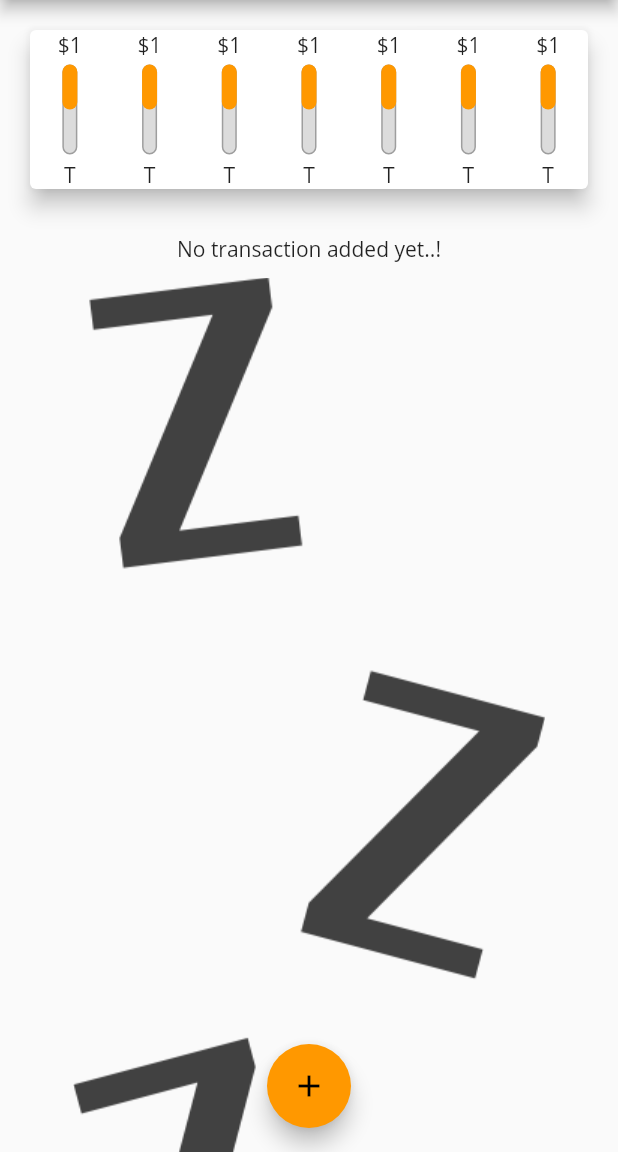
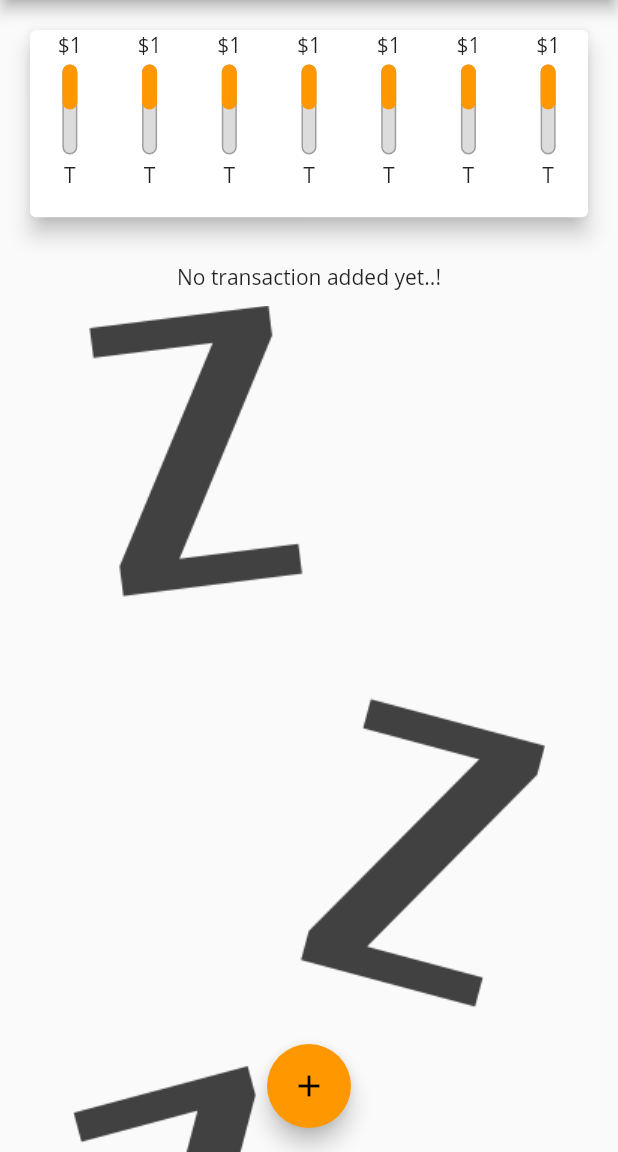
Before and after one commit to pravin5551/Personal-Expenses-App--Flutter, a Flutter app: the screen it shows after launch, on a phone screen of 412 x 824 dp, the part 84-1236 px from its top. Run offline on Flutter 3.47's test engine with Material 2 defaults, Android fonts, the phone set to English and light mode, and no system bars.

```diff
--- a/personal_expenses/lib/widgets/chart.dart
+++ b/personal_expenses/lib/widgets/chart.dart
@@ -42,7 +42,9 @@ class Chart extends StatelessWidget {
   @override
   Widget build(BuildContext context) {
     print(groupTransactionValues);
-    return Card(
+    return Container(
+      height: MediaQuery.of(context).size.height*0.2,
+      child: Card(
         elevation: 6,
         margin: EdgeInsets.all(20),
         child: Row(mainAxisAlignment: MainAxisAlignment.spaceAround,
@@ -62,6 +64,7 @@ class Chart extends StatelessWidget {
             },
           ).toList(),
         ),
+      ),
     );
   }
 }
```
Lines whose indentation alone changed are shown as unchanged.
